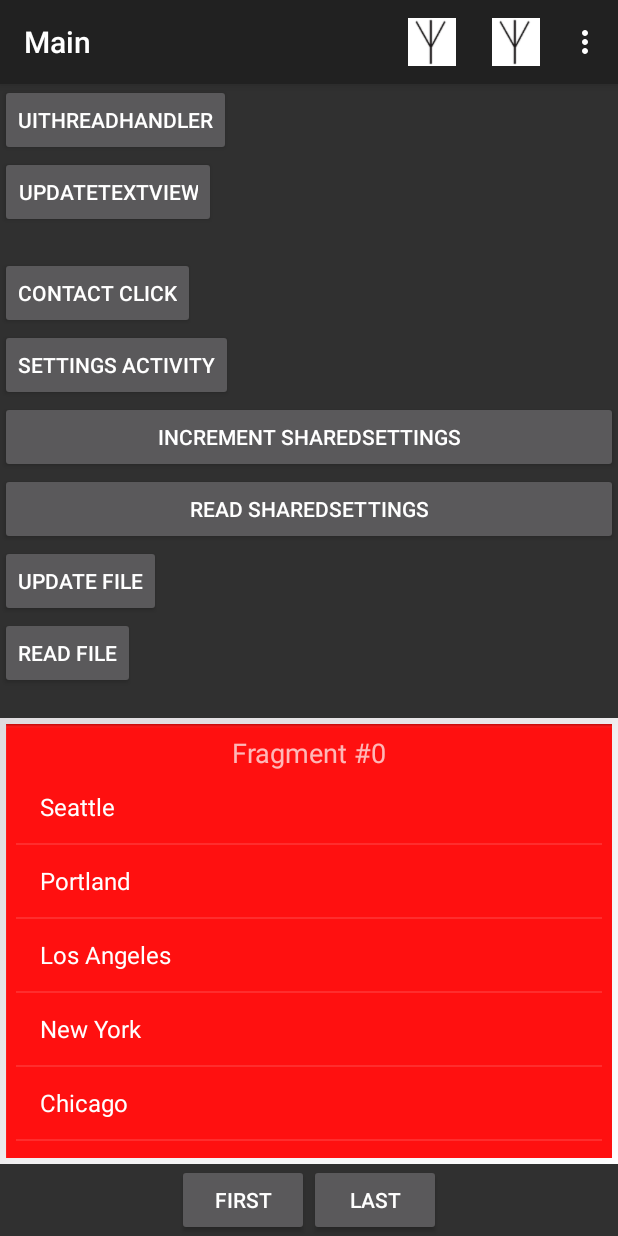
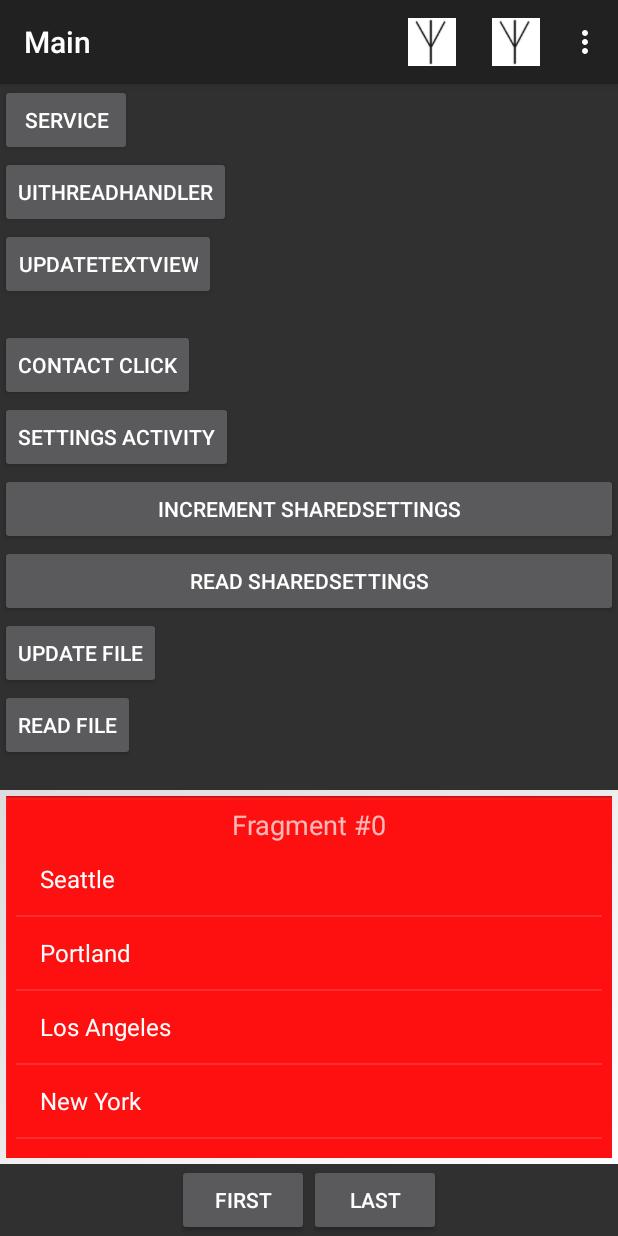
Before and after one commit to danvallejo/android-210, an Android app: the screen it shows after launch (MainActivity), on a phone screen of 412 x 824 dp. Run offline under Robolectric (Android 15) with nearby library versions, the phone set to English and light mode, and no system bars.

Commit message:
Services

```diff
--- a/HelloWorld/app/src/main/res/layout/activity_main.xml
+++ b/HelloWorld/app/src/main/res/layout/activity_main.xml
@@ -12,6 +12,12 @@
         android:elevation="4dp"
         android:theme="@style/ThemeOverlay.AppCompat.ActionBar"
         app:popupTheme="@style/ThemeOverlay.AppCompat.Light"/>
+
+    <Button
+        android:layout_width="wrap_content"
+        android:layout_height="wrap_content"
+        android:text="Service"
+        android:onClick="onServiceClick"/>
 
     <Button
         android:layout_width="wrap_content"
```
Also changed, not shown: HelloWorld/app/src/main/AndroidManifest.xml (+7 -1 lines), HelloWorld/app/src/main/java/com/cstructor/helloworld/MainActivity.java (+7 -0 lines), HelloWorld/app/src/main/java/com/cstructor/helloworld/MyService.java (added, +55 -0 lines).
